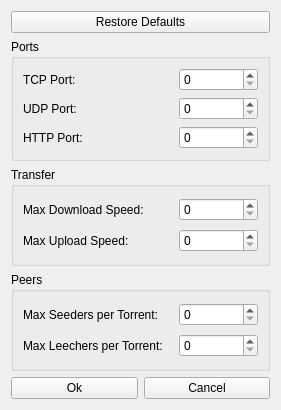
ambarishsatheesh/Bittorrent-Client, file BittorrentGUI/settingsdialog.ui: the form before one commit.
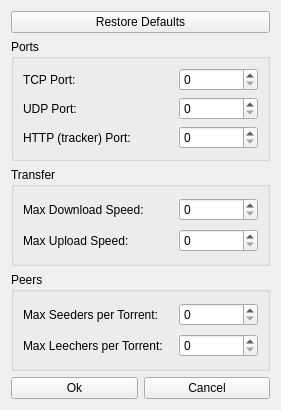
The form after the commit.

Commit message: -change http port label to more accurately reflect true setting

```diff
--- a/BittorrentGUI/settingsdialog.ui
+++ b/BittorrentGUI/settingsdialog.ui
@@ -80,7 +80,7 @@
              </size>
             </property>
             <property name="text">
-             <string>HTTP Port:</string>
+             <string>HTTP (tracker) Port:</string>
             </property>
            </widget>
           </item>
```
The commit also changes 1 other file.
